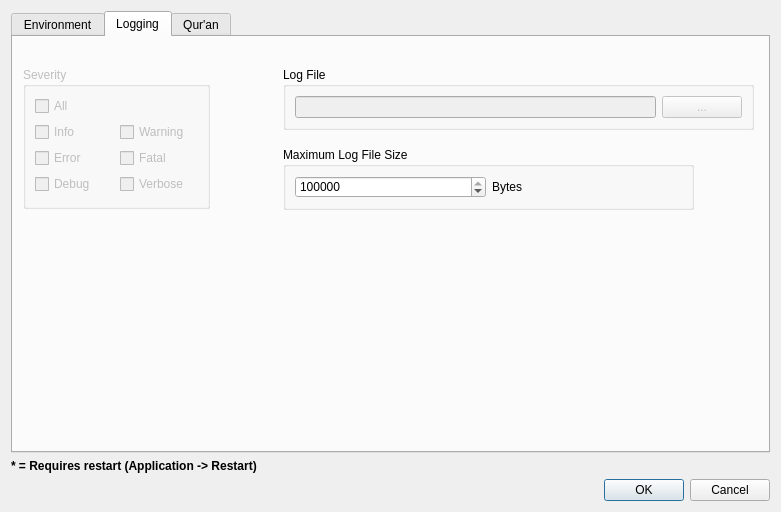
Old version of the form settings_dialog.ui in the repository abumq/project-islam.
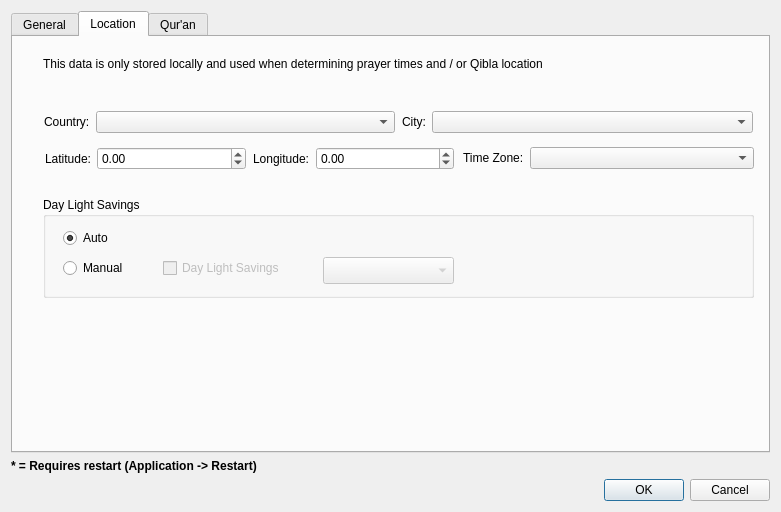
New version of the form. The open tabs and pages were chosen to show the change.

Commit message: Prayer extension prototype

The edit to the form file:
```diff
--- a/settings_dialog.ui
+++ b/settings_dialog.ui
@@ -30,7 +30,7 @@
      </property>
      <widget class="QWidget" name="tabEnvironment">
       <attribute name="title">
-       <string>Environment</string>
+       <string>General</string>
       </attribute>
       <widget class="QGroupBox" name="groupTheme">
        <property name="geometry">
@@ -67,146 +67,214 @@
      </widget>
      <widget class="QWidget" name="tabLogging">
       <attribute name="title">
-       <string>Logging</string>
+       <string>Location</string>
       </attribute>
-      <widget class="QGroupBox" name="groupBox">
-       <property name="enabled">
-        <bool>false</bool>
+      <widget class="QGroupBox" name="groupBox_5">
+       <property name="geometry">
+        <rect>
+         <x>30</x>
+         <y>160</y>
+         <width>711</width>
+         <height>101</height>
+        </rect>
        </property>
+       <property name="title">
+        <string>Day Light Savings</string>
+       </property>
+       <widget class="QRadioButton" name="rdoAutoDayLightSavings">
+        <property name="geometry">
+         <rect>
+          <x>20</x>
+          <y>30</y>
+          <width>111</width>
+          <height>22</height>
+         </rect>
+        </property>
+        <property name="text">
+         <string>Auto</string>
+        </property>
+        <property name="checked">
+         <bool>true</bool>
+        </property>
+       </widget>
+       <widget class="QRadioButton" name="rdoManualDayLightSavings">
+        <property name="geometry">
+         <rect>
+          <x>20</x>
+          <y>60</y>
+          <width>111</width>
+          <height>22</height>
+         </rect>
+        </property>
+        <property name="text">
+         <string>Manual</string>
+        </property>
+       </widget>
+       <widget class="QCheckBox" name="chkDayLightSaving">
+        <property name="enabled">
+         <bool>false</bool>
+        </property>
+        <property name="geometry">
+         <rect>
+          <x>120</x>
+          <y>60</y>
+          <width>151</width>
+          <height>22</height>
+         </rect>
+        </property>
+        <property name="text">
+         <string>Day Light Savings</string>
+        </property>
+       </widget>
+       <widget class="QComboBox" name="cboDayLightSavings">
+        <property name="enabled">
+         <bool>false</bool>
+        </property>
+        <property name="geometry">
+         <rect>
+          <x>280</x>
+          <y>60</y>
+          <width>131</width>
+          <height>27</height>
+         </rect>
+        </property>
+       </widget>
+      </widget>
+      <widget class="QLabel" name="label">
        <property name="geometry">
         <rect>
-         <x>10</x>
-         <y>30</y>
-         <width>187</width>
-         <height>142</height>
+         <x>30</x>
+         <y>20</y>
+         <width>711</width>
+         <height>41</height>
         </rect>
        </property>
-       <property name="styleSheet">
-        <string notr="true"/>
+       <property name="text">
+        <string>This data is only stored locally and used when determining prayer times and / or Qibla location</string>
        </property>
-       <property name="title">
-        <string>Severity</string>
+       <property name="alignment">
+        <set>Qt::AlignLeading|Qt::AlignLeft|Qt::AlignTop</set>
        </property>
-       <layout class="QGridLayout" name="gridLayout">
-        <item row="2" column="1">
-         <widget class="QCheckBox" name="chkLevelFatal">
+      </widget>
+      <widget class="QWidget" name="">
+       <property name="geometry">
+        <rect>
+         <x>389</x>
+         <y>74</y>
+         <width>351</width>
+         <height>29</height>
+        </rect>
+       </property>
+       <layout class="QFormLayout" name="formLayout_3">
+        <item row="0" column="0">
+         <widget class="QLabel" name="label_9">
           <property name="text">
-           <string>Fatal</string>
+           <string>City:</string>
           </property>
          </widget>
         </item>
-        <item row="1" column="1">
-         <widget class="QCheckBox" name="chkLevelWarning">
-          <property name="text">
-           <string>Warning</string>
-          </property>
-         </widget>
+        <item row="0" column="1">
+         <widget class="QComboBox" name="cboCity"/>
         </item>
-        <item row="1" column="0">
-         <widget class="QCheckBox" name="chkLevelInfo">
+       </layout>
+      </widget>
+      <widget class="QWidget" name="">
+       <property name="geometry">
+        <rect>
+         <x>31</x>
+         <y>74</y>
+         <width>351</width>
+         <height>29</height>
+        </rect>
+       </property>
+       <layout class="QFormLayout" name="formLayout_2">
+        <item row="0" column="0">
+         <widget class="QLabel" name="label_3">
           <property name="text">
-           <string>Info</string>
+           <string>Country:</string>
           </property>
          </widget>
         </item>
-        <item row="3" column="0">
-         <widget class="QCheckBox" name="chkLevelDebug">
-          <property name="text">
-           <string>Debug</string>
-          </property>
-         </widget>
+        <item row="0" column="1">
+         <widget class="QComboBox" name="cboCountry"/>
         </item>
-        <item row="3" column="1">
-         <widget class="QCheckBox" name="chkLevelVerbose">
+       </layout>
+      </widget>
+      <widget class="QWidget" name="">
+       <property name="geometry">
+        <rect>
+         <x>450</x>
+         <y>110</y>
+         <width>291</width>
+         <height>29</height>
+        </rect>
+       </property>
+       <layout class="QFormLayout" name="formLayout_4">
+        <item row="0" column="0">
+         <widget class="QLabel" name="label_12">
           <property name="text">
-           <string>Verbose</string>
+           <string>Time Zone:</string>
           </property>
          </widget>
         </item>
-        <item row="2" column="0">
-         <widget class="QCheckBox" name="chkLevelError">
-          <property name="text">
-           <string>Error</string>
-          </property>
-         </widget>
+        <item row="0" column="1">
+         <widget class="QComboBox" name="cboTimeZone"/>
         </item>
-        <item row="0" column="0" colspan="2">
-         <widget class="QCheckBox" name="chkLevelGlobal">
-          <property name="text">
-           <string>All</string>
-          </property>
-         </widget>
-        </item>
        </layout>
       </widget>
-      <widget class="QGroupBox" name="groupBox_2">
+      <widget class="QWidget" name="">
        <property name="geometry">
         <rect>
-         <x>270</x>
-         <y>30</y>
-         <width>471</width>
-         <height>63</height>
+         <x>240</x>
+         <y>110</y>
+         <width>201</width>
+         <height>29</height>
         </rect>
        </property>
-       <property name="title">
-        <string>Log File</string>
-       </property>
-       <layout class="QGridLayout" name="gridLayout_2">
+       <layout class="QFormLayout" name="formLayout_5">
         <item row="0" column="0">
-         <widget class="QLineEdit" name="txtLogFile">
-          <property name="enabled">
-           <bool>false</bool>
+         <widget class="QLabel" name="label_11">
+          <property name="text">
+           <string>Longitude:</string>
           </property>
          </widget>
         </item>
         <item row="0" column="1">
-         <widget class="QPushButton" name="pushButton">
-          <property name="enabled">
-           <bool>false</bool>
+         <widget class="QDoubleSpinBox" name="spnLongitude">
+          <property name="minimum">
+           <double>-180.000000000000000</double>
           </property>
-          <property name="minimumSize">
-           <size>
-            <width>0</width>
-            <height>0</height>
-           </size>
+          <property name="maximum">
+           <double>180.000000000000000</double>
           </property>
-          <property name="text">
-           <string>...</string>
-          </property>
          </widget>
         </item>
        </layout>
       </widget>
-      <widget class="QGroupBox" name="groupBox_3">
+      <widget class="QWidget" name="">
        <property name="geometry">
         <rect>
-         <x>270</x>
+         <x>32</x>
          <y>110</y>
-         <width>411</width>
-         <height>63</height>
+         <width>201</width>
+         <height>29</height>
         </rect>
        </property>
-       <property name="title">
-        <string>Maximum Log File Size</string>
-       </property>
-       <layout class="QHBoxLayout" name="horizontalLayout">
-        <item>
-         <widget class="QSpinBox" name="spnMaxLogFileSize">
-          <property name="minimum">
-           <number>2048</number>
+       <layout class="QFormLayout" name="formLayout_6">
+        <item row="0" column="0">
+         <widget class="QLabel" name="label_10">
+          <property name="text">
+           <string>Latitude:</string>
           </property>
-          <property name="maximum">
-           <number>20971520</number>
-          </property>
-          <property name="value">
-           <number>2097152</number>
-          </property>
          </widget>
         </item>
-        <item>
-         <widget class="QLabel" name="label">
-          <property name="text">
-           <string>Bytes</string>
+        <item row="0" column="1">
+         <widget class="QDoubleSpinBox" name="spnLatitude">
+          <property name="minimum">
+           <double>-90.000000000000000</double>
+          </property>
+          <property name="maximum">
+           <double>90.000000000000000</double>
           </property>
          </widget>
         </item>
```
Left out of the diff: 6 changed lines with no effect on the pictures. The commit also changes 16 other files.
